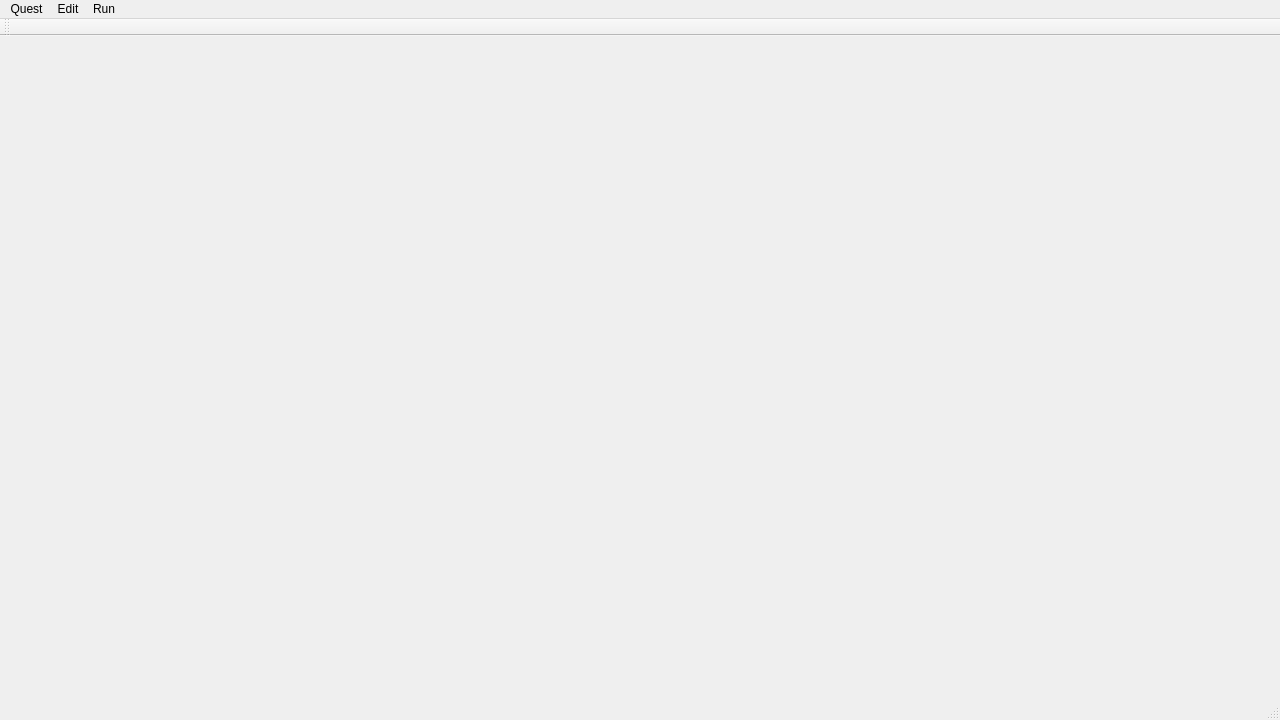
The window that src/mainwindow.ui (solarus-games/solarus-quest-editor) describes before a commit, drawn with Qt 5.
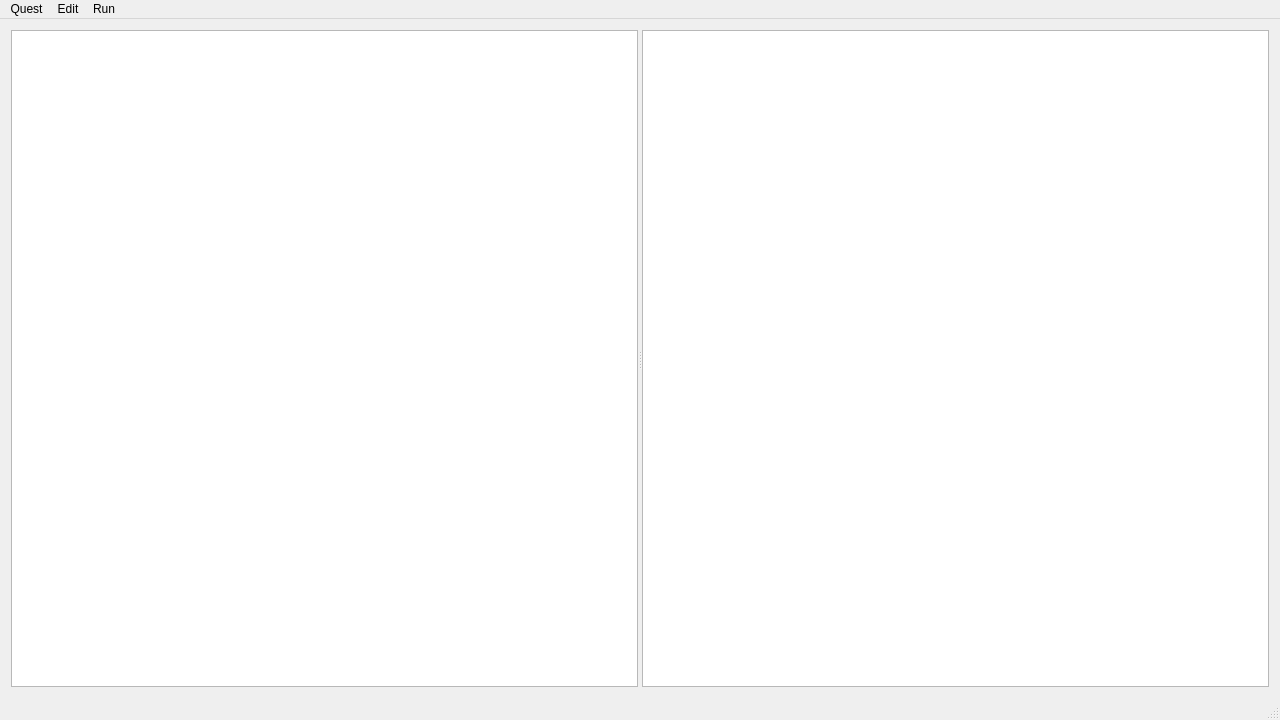
The same window after the commit.

Commit message: Catch error when running a quest.

```diff
--- a/src/mainwindow.ui
+++ b/src/mainwindow.ui
@@ -13,7 +13,25 @@
   <property name="windowTitle">
    <string>Solarus Quest Editor</string>
   </property>
-  <widget class="QWidget" name="centralWidget"/>
+  <widget class="QWidget" name="centralWidget">
+   <layout class="QHBoxLayout" name="horizontalLayout">
+    <item>
+     <widget class="QSplitter" name="splitter">
+      <property name="sizePolicy">
+       <sizepolicy hsizetype="Expanding" vsizetype="Expanding">
+        <horstretch>0</horstretch>
+        <verstretch>0</verstretch>
+       </sizepolicy>
+      </property>
+      <property name="orientation">
+       <enum>Qt::Horizontal</enum>
+      </property>
+      <widget class="QTreeView" name="questTreeView"/>
+      <widget class="QTreeView" name="tmpTreeView"/>
+     </widget>
+    </item>
+   </layout>
+  </widget>
   <widget class="QMenuBar" name="menuBar">
    <property name="geometry">
     <rect>
@@ -47,14 +65,6 @@
    <addaction name="menuEdit"/>
    <addaction name="menuRun"/>
   </widget>
-  <widget class="QToolBar" name="mainToolBar">
-   <attribute name="toolBarArea">
-    <enum>TopToolBarArea</enum>
-   </attribute>
-   <attribute name="toolBarBreak">
-    <bool>false</bool>
-   </attribute>
-  </widget>
   <widget class="QStatusBar" name="statusBar"/>
   <action name="actionNew_quest">
    <property name="text">
```
The commit also changes 3 other files.
